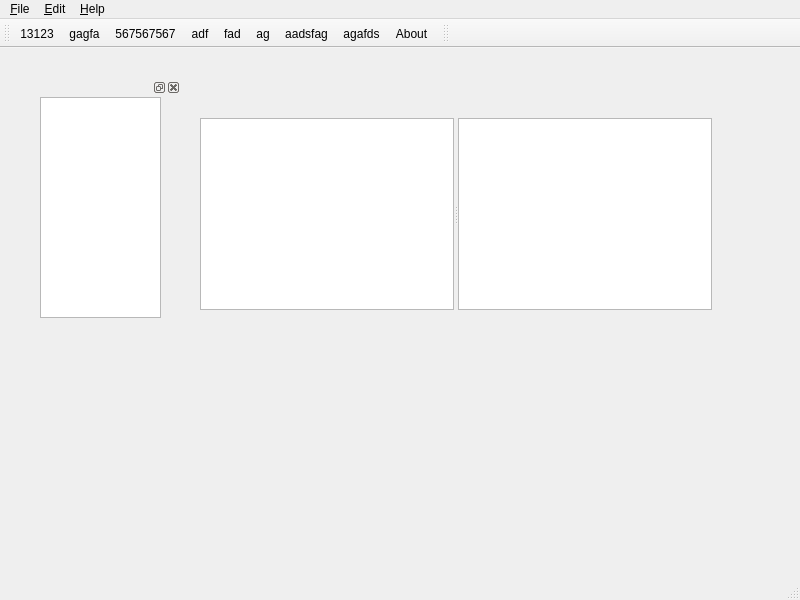
This is myDesktop/filesystem.ui in yqsz242/QtDesktop as Qt 5 draws it before an edit. The edited form follows.
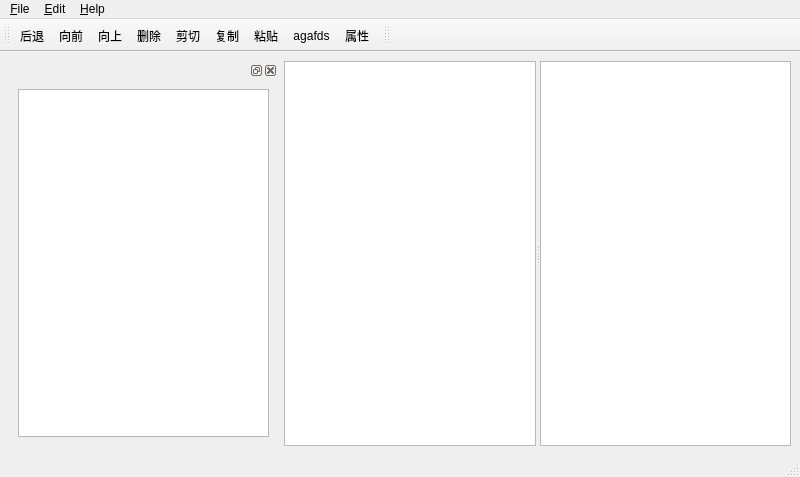
This is the edited form. Icons and pictures are not drawn.

What changed in the file:
```diff
--- a/myDesktop/filesystem.ui
+++ b/myDesktop/filesystem.ui
@@ -7,40 +7,22 @@
     <x>0</x>
     <y>0</y>
     <width>800</width>
-    <height>600</height>
+    <height>477</height>
    </rect>
   </property>
   <property name="windowTitle">
    <string>我的电脑</string>
   </property>
   <widget class="QWidget" name="centralwidget">
-   <widget class="QSplitter" name="splitter">
-    <property name="geometry">
-     <rect>
-      <x>200</x>
-      <y>70</y>
-      <width>512</width>
-      <height>192</height>
-     </rect>
-    </property>
-    <property name="orientation">
-     <enum>Qt::Horizontal</enum>
-    </property>
-    <widget class="QListView" name="listView"/>
-    <widget class="QTableView" name="tableView"/>
-   </widget>
+   <property name="enabled">
+    <bool>true</bool>
+   </property>
+   <layout class="QHBoxLayout" name="horizontalLayout">
+    <item>
    <widget class="QDockWidget" name="dockWidget_2">
     <property name="enabled">
      <bool>true</bool>
     </property>
-    <property name="geometry">
-     <rect>
-      <x>20</x>
-      <y>30</y>
-      <width>161</width>
-      <height>521</height>
-     </rect>
-    </property>
     <property name="mouseTracking">
      <bool>true</bool>
     </property>
@@ -63,18 +45,24 @@
      <property name="autoFillBackground">
       <bool>false</bool>
      </property>
-     <widget class="QTreeView" name="treeView">
-      <property name="geometry">
-       <rect>
-        <x>20</x>
-        <y>0</y>
-        <width>121</width>
-        <height>221</height>
-       </rect>
+       <layout class="QGridLayout" name="gridLayout">
+        <item row="0" column="0">
+         <widget class="QTreeView" name="treeView"/>
+        </item>
+       </layout>
+      </widget>
+     </widget>
+    </item>
+    <item>
+     <widget class="QSplitter" name="splitter">
+      <property name="orientation">
+       <enum>Qt::Horizontal</enum>
       </property>
+      <widget class="QListView" name="listView"/>
+      <widget class="QTableView" name="tableView"/>
      </widget>
-    </widget>
-   </widget>
+    </item>
+   </layout>
   </widget>
   <widget class="QStatusBar" name="statusBar"/>
   <widget class="QToolBar" name="mainToolBar">
@@ -148,7 +136,7 @@
      <normaloff>image/recoil.PNG</normaloff>image/recoil.PNG</iconset>
    </property>
    <property name="text">
-    <string>13123</string>
+    <string>后退</string>
    </property>
   </action>
   <action name="action_Onward">
@@ -157,7 +145,7 @@
      <normaloff>image/onward.PNG</normaloff>image/onward.PNG</iconset>
    </property>
    <property name="text">
-    <string>gagfa</string>
+    <string>向前</string>
    </property>
   </action>
   <action name="action_Up">
@@ -166,7 +154,7 @@
      <normaloff>image/up.PNG</normaloff>image/up.PNG</iconset>
    </property>
    <property name="text">
-    <string>567567567</string>
+    <string>向上</string>
    </property>
   </action>
   <action name="actionPaste_P">
@@ -175,7 +163,10 @@
      <normaloff>image/paste.png</normaloff>image/paste.png</iconset>
    </property>
    <property name="text">
-    <string>aadsfag</string>
+    <string>粘贴</string>
+   </property>
+   <property name="shortcut">
+    <string>Ctrl+V</string>
    </property>
   </action>
   <action name="action_D">
@@ -184,7 +175,7 @@
      <normaloff>image/edit-delete.png</normaloff>image/edit-delete.png</iconset>
    </property>
    <property name="text">
-    <string>adf</string>
+    <string>删除</string>
    </property>
   </action>
   <action name="actionCut_T">
@@ -193,7 +184,13 @@
      <normaloff>image/cut.PNG</normaloff>image/cut.PNG</iconset>
    </property>
    <property name="text">
-    <string>fad</string>
+    <string>剪切</string>
+   </property>
+   <property name="toolTip">
+    <string>剪切</string>
+   </property>
+   <property name="shortcut">
+    <string>Ctrl+X</string>
    </property>
   </action>
   <action name="actionCopy_C">
@@ -202,7 +199,13 @@
      <normaloff>image/copy.png</normaloff>image/copy.png</iconset>
    </property>
    <property name="text">
-    <string>ag</string>
+    <string>复制</string>
+   </property>
+   <property name="toolTip">
+    <string>复制</string>
+   </property>
+   <property name="shortcut">
+    <string>Ctrl+C</string>
    </property>
   </action>
   <action name="action_dis">
@@ -240,7 +243,7 @@
      <normaloff>image/bookmark-new.png</normaloff>image/bookmark-new.png</iconset>
    </property>
    <property name="text">
-    <string>About</string>
+    <string>属性</string>
    </property>
   </action>
   <action name="action_hide">
```
Lines whose indentation alone changed are shown as unchanged.
